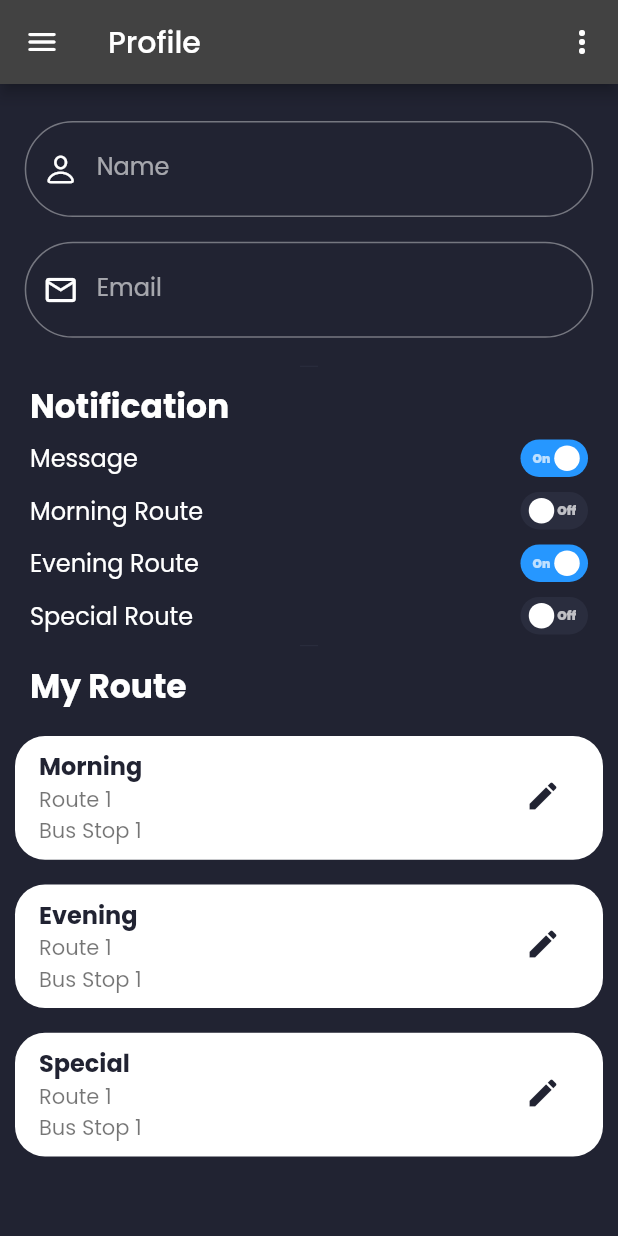
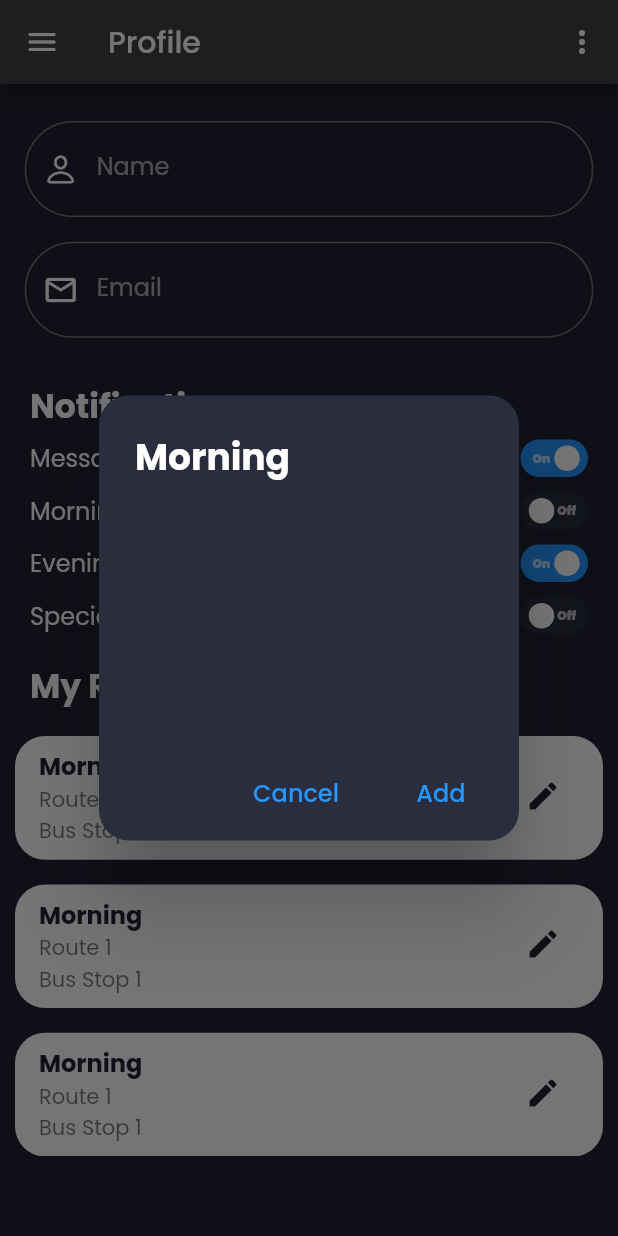
Before and after one commit to M-Farjad/POS-Dashboard, a Flutter app: the screen it shows after launch, after a tap on the "edit" icon, on a phone screen of 412 x 824 dp. Run offline on Flutter 3.47's test engine with Material 2 defaults, Android fonts, the phone set to English and light mode, and no system bars; drawn by our look-alikes of flutter_switch; our stand-ins replace google_fonts, hive, hive_flutter; accounts and stored records are empty.

Commit message:
Edit Route tile dialog

```diff
--- a/lib/screens/profile_screen/components/body.dart
+++ b/lib/screens/profile_screen/components/body.dart
@@ -26,7 +26,11 @@ class _BodyState extends State<Body> {
     bool mrngFlag = false;
     bool eveFlag = true;
     bool spcialFlag = false;
-    return Form(
+
+    final _myRoutelist = [];
+
+    return SafeArea(
+      child: Form(
         key: _formKey,
         child: SingleChildScrollView(
           child: Column(
@@ -50,7 +54,10 @@ class _BodyState extends State<Body> {
               ),
               SizedBox(height: mq.height * 0.02),
               const Divider(
-                color: secondaryColor, height: 5, indent: 200, endIndent: 200),
+                  color: secondaryColor,
+                  height: 5,
+                  indent: 200,
+                  endIndent: 200),
               SizedBox(height: mq.height * 0.01),
               const Padding(
                 padding: EdgeInsets.symmetric(horizontal: 20.0),
@@ -64,7 +71,10 @@ class _BodyState extends State<Body> {
               CustomTextSwitch(flag: eveFlag, name: 'Evening Route'),
               CustomTextSwitch(flag: spcialFlag, name: 'Special Route'),
               const Divider(
-                color: secondaryColor, height: 5, indent: 200, endIndent: 200),
+                  color: secondaryColor,
+                  height: 5,
+                  indent: 200,
+                  endIndent: 200),
               SizedBox(height: mq.height * 0.01),
 
               const Padding(
@@ -76,22 +86,22 @@ class _BodyState extends State<Body> {
                 ),
               ),
               SizedBox(height: mq.height * 0.01),
-            ProfileTileWidget(
+              SizedBox(
+                height: mq.height * .35,
+                child: ListView.builder(
+                    itemCount: 10,
+                    itemBuilder: (context, index) {
+                      return SingleChildScrollView(
+                        child: ProfileTileWidget(
                           title: 'Morning',
                           busStopName: 'Bus Stop 1',
                           busRouteName: 'Route 1',
                         ),
-            ProfileTileWidget(
-              title: 'Evening',
-              busStopName: 'Bus Stop 1',
-              busRouteName: 'Route 1',
+                      );
+                    }),
+              )
+            ],
           ),
-            ProfileTileWidget(
-              title: 'Special',
-              busStopName: 'Bus Stop 1',
-              busRouteName: 'Route 1',
-            ),
-          ],
         ),
       ),
     );
--- a/lib/screens/profile_screen/components/profile_route_tile.dart
+++ b/lib/screens/profile_screen/components/profile_route_tile.dart
@@ -1,7 +1,9 @@
+import 'package:flutter/cupertino.dart';
 import 'package:flutter/material.dart';
 
 import '../../../constants/constants.dart';
 import '../../../main.dart';
+import 'custom_textfields.dart';
 
 class ProfileTileWidget extends StatelessWidget {
   final String title;
@@ -19,6 +21,8 @@ class ProfileTileWidget extends StatelessWidget {
 
   @override
   Widget build(BuildContext context) {
+    final TextEditingController _nameController = TextEditingController();
+    final TextEditingController _emailController = TextEditingController();
     return Padding(
       padding: EdgeInsets.symmetric(horizontal: 10, vertical: mq.height * 0.01),
       child: Container(
@@ -45,7 +49,52 @@ class ProfileTileWidget extends StatelessWidget {
               color: bgColor,
               size: 24,
             ),
-            onPressed: () {},
+            onPressed: () => showDialog(
+              context: context,
+              builder: (_) => AlertDialog(
+                backgroundColor: secondaryColor,
+                title: Text(
+                  title,
+                  style: const TextStyle(
+                      fontSize: 24, fontWeight: FontWeight.w700),
+                ),
+                actions: [
+                  MaterialButton(
+                    onPressed: () {
+                      Navigator.pop(context);
+                    },
+                    // color: kLightPrimaryColor,
+                    child: const Text(
+                      'Cancel',
+                      style: TextStyle(
+                        fontSize: 16,
+                        color: primaryColor,
+                      ),
+                    ),
+                  ),
+                  MaterialButton(
+                    onPressed: () async {
+                      // APIs.updateMessage(widget.message, updatedMessage);
+                      Navigator.pop(context);
+                    },
+                    child: const Text(
+                      'Add',
+                      style: TextStyle(
+                        fontSize: 16,
+                        color: primaryColor,
+                      ),
+                    ),
+                  )
+                ],
+                contentPadding:
+                    const EdgeInsets.only(top: 8, left: 10, right: 10),
+                shape: RoundedRectangleBorder(
+                    borderRadius: BorderRadius.circular(20)),
+                content: Container(
+                  height: mq.height * .2,
+                ),
+              ),
+            ),
           ),
         ),
       ),
```
Lines whose indentation alone changed are shown as unchanged.
